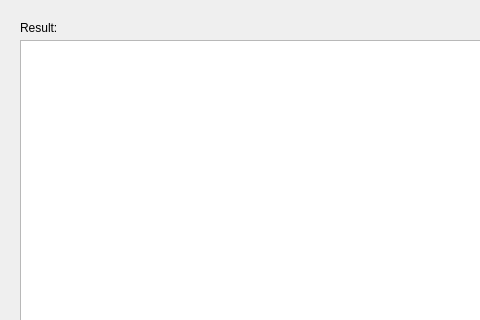
This is result.ui in Bgolearn/BgoFace as Qt 5 draws it before an edit; both pictures show x 0 to 480 and y 0 to 320 of the 881 by 517 pixel window. The edited form follows.
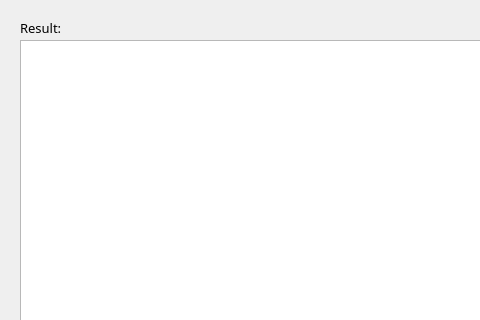
This is the edited form.

Patch:
```diff
--- a/result.ui
+++ b/result.ui
@@ -10,6 +10,12 @@
     <height>517</height>
    </rect>
   </property>
+  <property name="font">
+   <font>
+    <family>Microsoft YaHei</family>
+    <pointsize>10</pointsize>
+   </font>
+  </property>
   <property name="windowTitle">
    <string>MainWindow</string>
   </property>
@@ -23,6 +29,12 @@
       <height>15</height>
      </rect>
     </property>
+    <property name="font">
+     <font>
+      <family>Microsoft YaHei</family>
+      <pointsize>10</pointsize>
+     </font>
+    </property>
     <property name="text">
      <string>Result:</string>
     </property>
```
Left out of the diff: 6 changed lines with no effect on the pictures.
